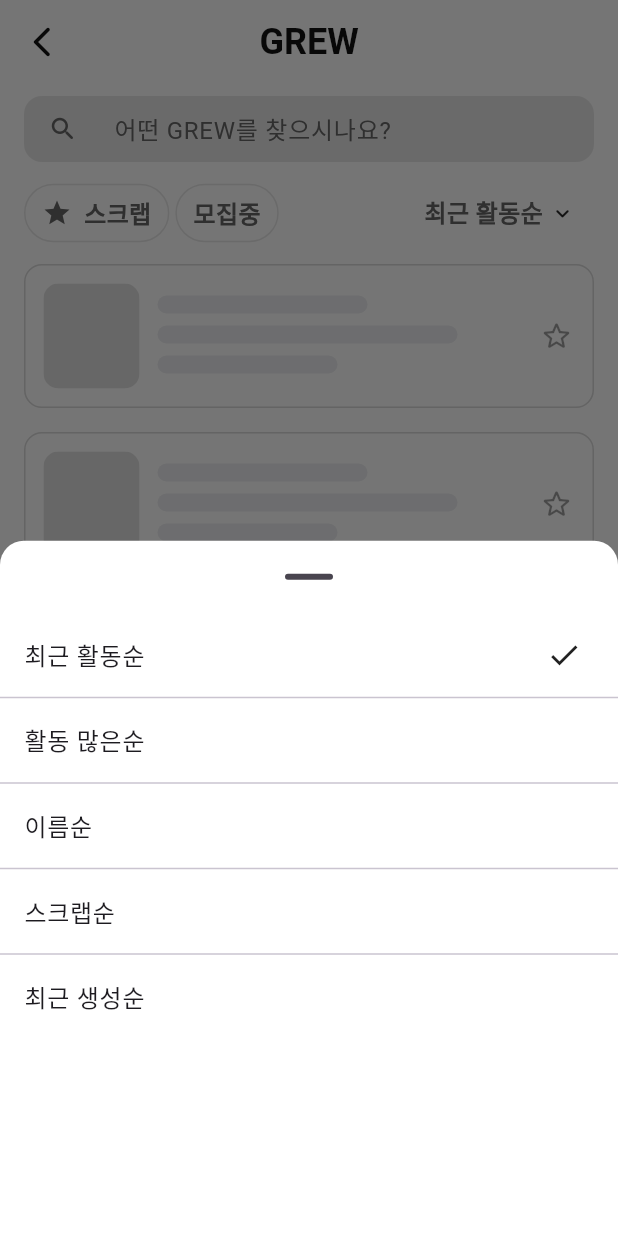
After one commit to GREW-GNU/GREW_FE, a Flutter app: the GrewListPage screen opened by its route, after a tap on "최근 활동순", on a phone screen of 412 x 824 dp. The commit adds this screen. Run offline on Flutter 3.47's test engine with Material 3 defaults, Android fonts, the phone set to English and light mode, and no system bars; our stand-ins replace flutter_dotenv, flutter_native_splash, flutter_riverpod, flutter_svg, go_router; missing offline and left inert: dart:ffi; network calls fail; Roboto replaces fonts that are missing (Pretendard).

Commit message:
✨ Feature: "GREW list 전반적인 구조 작성"
헤더, 검색 바, 필터, 하단 스크롤 뷰 구조 작성
각 버튼들은 위젯으로 분리

related to: #7

```diff
--- a/lib/core/router/app_router.dart
+++ b/lib/core/router/app_router.dart
@@ -3,7 +3,7 @@ import 'package:go_router/go_router.dart';
 import 'package:grew/presentation/features/crew/views/grew_activity_detail_page.dart';
 import 'package:grew/presentation/features/crew/views/grew_activity_page.dart';
 import 'package:grew/presentation/features/crew/views/grew_info_page.dart';
-import 'package:grew/presentation/features/crew/views/grew_page.dart';
+import 'package:grew/presentation/features/crew/views/grew_list_page.dart';
 import 'package:grew/presentation/features/crew/views/grew_recruitment_page.dart';
 import 'package:grew/presentation/features/crew/views/home_page.dart';
 import 'package:grew/presentation/features/user/views/my_page.dart';
@@ -17,7 +17,7 @@ abstract final class AppRoutes {
   static const my = "/my";
 
   static const home = "/";
-  static const grew = "/grew";
+  static const grew = "/grewList";
   static const grewInfo = "/grewInfo";
   static const grewActivity = "/grewActivity";
   static const grewActivityDetail = "/grewActivityDetail";
@@ -50,8 +50,8 @@ final goRoutesProvider = Provider<GoRouter>((ref) {
       ), // Home
       GoRoute(
         path: AppRoutes.grew,
-        name: "grew",
-        builder: (ctx, state) => const GrewPage(),
+        name: "grewList",
+        builder: (ctx, state) => const GrewListPage(),
       ), // Grew
       GoRoute(
         path: AppRoutes.grewInfo,
--- a/lib/core/theme/strings.dart
+++ b/lib/core/theme/strings.dart
@@ -10,13 +10,18 @@ abstract final class AppStrings {
   static const unauthenticatedUserButton = "가입하기";
 
   // GREW List
+  // search
+  static const searcHint = "어떤 GREW를 찾으시나요?";
   // filter
   static const filterWishlist = "즐겨찾기";
   static const filterType = "유형";
 
   // sort (추가 필요)
-  static const sortLatestActivities = "최근 활동 순";
-  static const sortFirstName = "이름 순";
+  static const sortLatestActivities = "최근 활동순";
+  static const sortMostActivities = "활동 많은순";
+  static const sortFirstName = "이름순";
+  static const sortMostScrap = "스크랩순";
+  static const sortLatestOpen = "최근 생성순";
 
   // Recruitment Status
   static const requiring = "모집 중";
--- /dev/null
+++ b/lib/presentation/features/crew/views/grew_list_page.dart
@@ -0,0 +1,208 @@
+import 'package:flutter/material.dart';
+import 'package:go_router/go_router.dart';
+import 'package:grew/core/theme/colors.dart';
+import 'package:grew/core/theme/strings.dart';
+import 'package:grew/presentation/widgets/crew/custom_search_bar.dart';
+import 'package:grew/presentation/widgets/crew/custom_filter_chip.dart';
+import 'package:grew/presentation/widgets/crew/custom_sort_button.dart';
+
+class GrewListPage extends StatefulWidget {
+  const GrewListPage({super.key});
+
+  @override
+  State<GrewListPage> createState() => _GrewListPage();
+}
+
+class _GrewListPage extends State<GrewListPage> {
+  final List<String> _sortOptions = const [
+    AppStrings.sortLatestActivities,
+    AppStrings.sortMostActivities,
+    AppStrings.sortFirstName,
+    AppStrings.sortMostScrap,
+    AppStrings.sortLatestOpen,
+  ];
+
+  String _defaultSelectedSort = AppStrings.sortLatestActivities;
+
+  Future<void> _openSortSheet() async {
+    final selected = await showModalBottomSheet<String>(
+      context: context,
+      backgroundColor: Colors.white,
+      showDragHandle: true,
+      shape: const RoundedRectangleBorder(
+        borderRadius: BorderRadius.vertical(top: Radius.circular(16)),
+      ),
+      builder: (ctx) {
+        // 높이 너무 커지지 않게 제한
+        final maxH = MediaQuery.of(ctx).size.height * 0.55;
+        return ConstrainedBox(
+          constraints: BoxConstraints(maxHeight: maxH),
+          child: ListView.separated(
+            itemCount: _sortOptions.length,
+            separatorBuilder: (_, __) => const Divider(height: 1),
+            itemBuilder: (context, i) {
+              final label = _sortOptions[i];
+              final active = label == _defaultSelectedSort;
+              return ListTile(
+                title: Text(label),
+                trailing: active
+                    ? const Icon(Icons.check, color: Colors.black87)
+                    : null,
+                onTap: () => Navigator.of(context).pop(label),
+              );
+            },
+          ),
+        );
+      },
+    );
+
+    if (selected != null && selected != _defaultSelectedSort) {
+      setState(() => _defaultSelectedSort = selected);
+      // TODO: 실제 정렬 적용 로직 연결
+    }
+  }
+
+  @override
+  Widget build(BuildContext context) {
+    return Scaffold(
+      backgroundColor: AppColors.white,
+      appBar: AppBar(
+        elevation: 0,
+        backgroundColor: AppColors.white,
+        centerTitle: true,
+        leading: IconButton(
+          onPressed: () => context.canPop()
+              ? context.pop()
+              : Navigator.of(context).maybePop(),
+          icon: const Icon(
+            Icons.arrow_back_ios_new_rounded,
+            color: AppColors.textBlack,
+          ),
+        ),
+        title: const Text(
+          AppStrings.title,
+          style: TextStyle(
+            color: AppColors.textBlack,
+            fontFamily: "Pretendard",
+            fontSize: 24,
+            fontWeight: FontWeight.w700,
+          ),
+        ),
+      ),
+      body: Column(
+        children: [
+          Padding(
+            padding: const EdgeInsets.fromLTRB(16, 8, 16, 8),
+            child: CustomSearchBar(hint: AppStrings.searcHint),
+            // child: _SearchBar(hint: AppStrings.searcHint),
+          ),
+          Padding(
+            padding: const EdgeInsets.symmetric(horizontal: 16, vertical: 6),
+            child: Row(
+              children: [
+                Expanded(
+                  child: SingleChildScrollView(
+                    scrollDirection: Axis.horizontal,
+                    child: Row(
+                      children: const [
+                        CustomFilterChip(
+                          icon: Icons.star_outlined,
+                          label: "스크랩",
+                        ),
+                        const SizedBox(width: 4),
+                        CustomFilterChip(label: "모집중"),
+                      ],
+                    ),
+                  ),
+                ),
+                const SizedBox(width: 12),
+                CustomSortButton(
+                  label: _defaultSelectedSort,
+                  onTap: _openSortSheet,
+                ),
+              ],
+            ),
+          ),
+          Expanded(
+            child: ListView.builder(
+              physics: const BouncingScrollPhysics(),
+              itemCount: 10,
+              itemBuilder: (context, index) => Padding(
+                padding: const EdgeInsets.fromLTRB(16, 8, 16, 8),
+                child: _ListSkeletonCard(index: index),
+              ),
+            ),
+          ),
+        ],
+      ),
+    );
+  }
+}
+
+class _ListSkeletonCard extends StatelessWidget {
+  const _ListSkeletonCard({required this.index});
+
+  final int index;
+
+  @override
+  Widget build(BuildContext context) {
+    return Container(
+      height: 96, // 자리만 확보
+      decoration: BoxDecoration(
+        color: Colors.white,
+        border: Border.all(color: Colors.black12.withOpacity(0.15)),
+        borderRadius: BorderRadius.circular(12),
+      ),
+      padding: const EdgeInsets.all(12),
+      child: Row(
+        children: [
+          // 썸네일 자리
+          ClipRRect(
+            borderRadius: BorderRadius.circular(10),
+            child: Container(
+              width: 64,
+              height: double.infinity,
+              color: Colors.black12,
+            ),
+          ),
+          const SizedBox(width: 12),
+          // 텍스트 자리
+          Expanded(
+            child: Column(
+              crossAxisAlignment: CrossAxisAlignment.start,
+              children: const [
+                SizedBox(height: 8),
+                // 제목
+                _GrayBar(width: 140),
+                SizedBox(height: 8),
+                // 태그/설명
+                _GrayBar(width: 200),
+                SizedBox(height: 8),
+                _GrayBar(width: 120),
+              ],
+            ),
+          ),
+          // 즐겨찾기 아이콘 자리
+          const Icon(Icons.star_border_rounded, color: Colors.black38),
+        ],
+      ),
+    );
+  }
+}
+
+class _GrayBar extends StatelessWidget {
+  const _GrayBar({required this.width});
+  final double width;
+
+  @override
+  Widget build(BuildContext context) {
+    return Container(
+      width: width,
+      height: 12,
+      decoration: BoxDecoration(
+        color: const Color(0xFFEDEEF1),
+        borderRadius: BorderRadius.circular(6),
+      ),
+    );
+  }
+}
--- a/lib/presentation/features/crew/views/grew_page.dart
+++ /dev/null
@@ -1,13 +0,0 @@
-import 'package:flutter/material.dart';
-
-class GrewPage extends StatelessWidget {
-  const GrewPage({super.key});
-
-  @override
-  Widget build(BuildContext context) {
-    return Scaffold(
-      appBar: AppBar(title: const Text("Grew")),
-      body: Center(child: Text("Grew")),
-    );
-  }
-}
--- a/lib/presentation/features/crew/views/home_page.dart
+++ b/lib/presentation/features/crew/views/home_page.dart
@@ -124,7 +124,8 @@ class _HomePageState extends State<HomePage> {
                         titleFontColor: AppColors.textBlack,
                         subTitleFontColor: AppColors.gray80,
                         onPressed: () {
-                          context.go(AppRoutes.grew);
+                          context.push(AppRoutes.grew);
+                          // context.go(AppRoutes.grew);
                         },
                       ),
                     ],
--- /dev/null
+++ b/lib/presentation/widgets/crew/custom_filter_chip.dart
@@ -0,0 +1,52 @@
+import 'package:flutter/material.dart';
+import 'package:grew/core/theme/colors.dart';
+
+// 필터 검색 칩
+class CustomFilterChip extends StatelessWidget {
+  const CustomFilterChip({
+    this.icon,
+    required this.label,
+    this.activate = false,
+    this.onChanged,
+  });
+
+  final IconData? icon;
+  final String label;
+  final bool? activate;
+  final Function()? onChanged;
+
+  @override
+  Widget build(BuildContext context) {
+    return Material(
+      color: AppColors.white,
+      shape: StadiumBorder(side: BorderSide(color: AppColors.gray20)),
+      child: InkWell(
+        borderRadius: BorderRadius.circular(999),
+        onTap: onChanged,
+        child: Padding(
+          padding: const EdgeInsets.symmetric(horizontal: 12, vertical: 8),
+          child: Row(
+            children: [
+              if (icon != null)
+                Row(
+                  children: [
+                    Icon(icon, size: 20, color: AppColors.gray60),
+                    const SizedBox(width: 8),
+                  ],
+                ),
+              Text(
+                label,
+                style: const TextStyle(
+                  fontSize: 16,
+                  fontWeight: FontWeight.w700,
+                  fontFamily: "Pretendard",
+                  color: AppColors.gray60,
+                ),
+              ),
+            ],
+          ),
+        ),
+      ),
+    );
+  }
+}
--- /dev/null
+++ b/lib/presentation/widgets/crew/custom_search_bar.dart
@@ -0,0 +1,44 @@
+import 'package:flutter/material.dart';
+import 'package:grew/core/theme/colors.dart';
+
+// 검색 바
+class CustomSearchBar extends StatelessWidget {
+  const CustomSearchBar({super.key, required this.hint, this.onChanged});
+
+  final String hint;
+  final ValueChanged<String>? onChanged;
+
+  @override
+  Widget build(BuildContext context) {
+    return Container(
+      height: 44,
+      decoration: BoxDecoration(
+        color: AppColors.gray20,
+        borderRadius: BorderRadius.circular(12),
+      ),
+      padding: const EdgeInsets.symmetric(horizontal: 16),
+      child: Row(
+        children: [
+          const Icon(Icons.search_rounded, color: AppColors.gray60, size: 20),
+          const SizedBox(width: 24),
+          Expanded(
+            child: TextField(
+              onChanged: onChanged,
+              decoration: InputDecoration(
+                isCollapsed: true,
+                border: InputBorder.none,
+                hintText: hint,
+                hintStyle: const TextStyle(
+                  fontFamily: "Pretendard",
+                  fontSize: 16,
+                  fontWeight: FontWeight.w400,
+                  color: AppColors.gray60,
+                ),
+              ),
+            ),
+          ),
+        ],
+      ),
+    );
+  }
+}
--- /dev/null
+++ b/lib/presentation/widgets/crew/custom_sort_button.dart
@@ -0,0 +1,39 @@
+import 'package:flutter/material.dart';
+import 'package:grew/core/theme/colors.dart';
+
+class CustomSortButton extends StatelessWidget {
+  const CustomSortButton({required this.label, this.onTap});
+
+  final String label;
+  final VoidCallback? onTap;
+
+  @override
+  Widget build(BuildContext context) {
+    return Material(
+      color: AppColors.white,
+      child: InkWell(
+        borderRadius: BorderRadius.circular(999),
+        onTap: onTap,
+        child: Padding(
+          padding: const EdgeInsets.symmetric(horizontal: 12, vertical: 8),
+          child: Row(
+            mainAxisSize: MainAxisSize.min,
+            children: [
+              Text(
+                label,
+                style: const TextStyle(
+                  fontWeight: FontWeight.w600,
+                  fontSize: 16,
+                  fontFamily: "Pretendard",
+                  color: AppColors.gray60,
+                ),
+              ),
+              const SizedBox(width: 4),
+              const Icon(Icons.keyboard_arrow_down_rounded, size: 18),
+            ],
+          ),
+        ),
+      ),
+    );
+  }
+}
```
